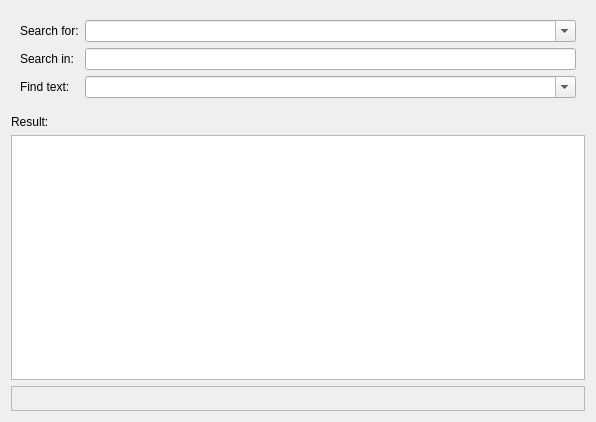
Before: the Qt Designer form total-finder/find_in_files.ui in vlanse/tf, drawn with Qt 5.
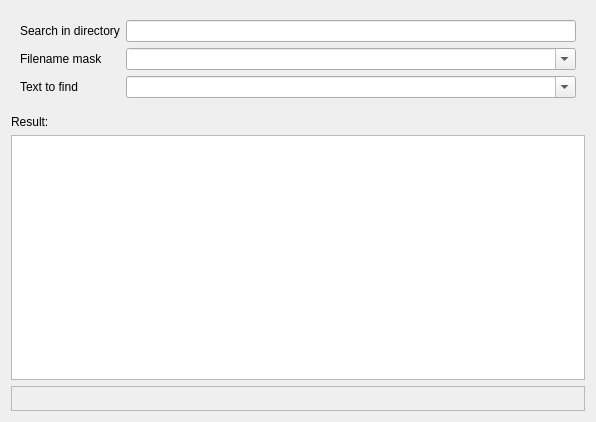
After: the same form once the commit is applied.

Commit message: fixed naive find-in-files implementation

The edit to the form file:
```diff
--- a/total-finder/find_in_files.ui
+++ b/total-finder/find_in_files.ui
@@ -18,37 +18,37 @@
     <widget class="QWidget" name="widget_2" native="true">
      <layout class="QGridLayout" name="gridLayout">
       <item row="0" column="0">
-       <widget class="QLabel" name="SearchForLabel">
-        <property name="text">
-         <string>Search for:</string>
-        </property>
-       </widget>
-      </item>
-      <item row="1" column="0">
        <widget class="QLabel" name="SearchInLabel">
         <property name="text">
-         <string>Search in:</string>
+         <string>Search in directory</string>
         </property>
        </widget>
       </item>
-      <item row="1" column="2">
+      <item row="0" column="1">
        <widget class="QLineEdit" name="SearchInEdit"/>
       </item>
+      <item row="1" column="0">
+       <widget class="QLabel" name="FilenameMaskLabel">
+        <property name="text">
+         <string>Filename mask</string>
+        </property>
+       </widget>
+      </item>
+      <item row="1" column="1">
+       <widget class="QComboBox" name="FilenameMaskEdit">
+        <property name="editable">
+         <bool>true</bool>
+        </property>
+       </widget>
+      </item>
       <item row="2" column="0">
        <widget class="QLabel" name="FindTextLabel">
         <property name="text">
-         <string>Find text:</string>
+         <string>Text to find</string>
         </property>
        </widget>
       </item>
-      <item row="0" column="2">
-       <widget class="QComboBox" name="SearchForEdit">
-        <property name="editable">
-         <bool>true</bool>
-        </property>
-       </widget>
-      </item>
-      <item row="2" column="2">
+      <item row="2" column="1">
        <widget class="QComboBox" name="FindTextEdit">
         <property name="editable">
          <bool>true</bool>
```
Left out of the diff: 5 changed lines with no effect on the pictures. The commit also changes 3 other files.
